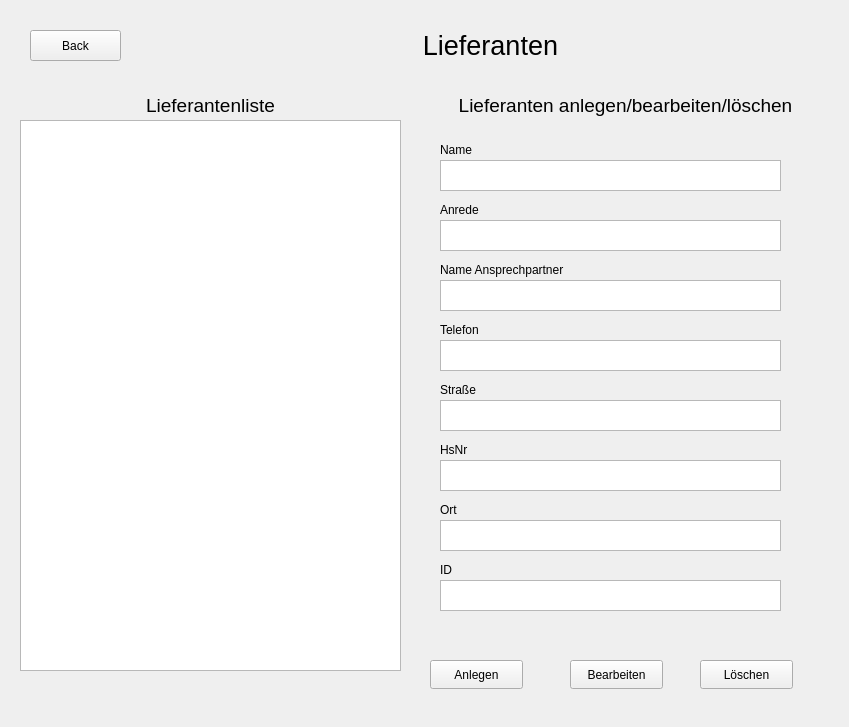
This is overviewlieferanten.ui in luis-we/SchulaufgabePRO as Qt 5 draws it before an edit. The edited form follows.
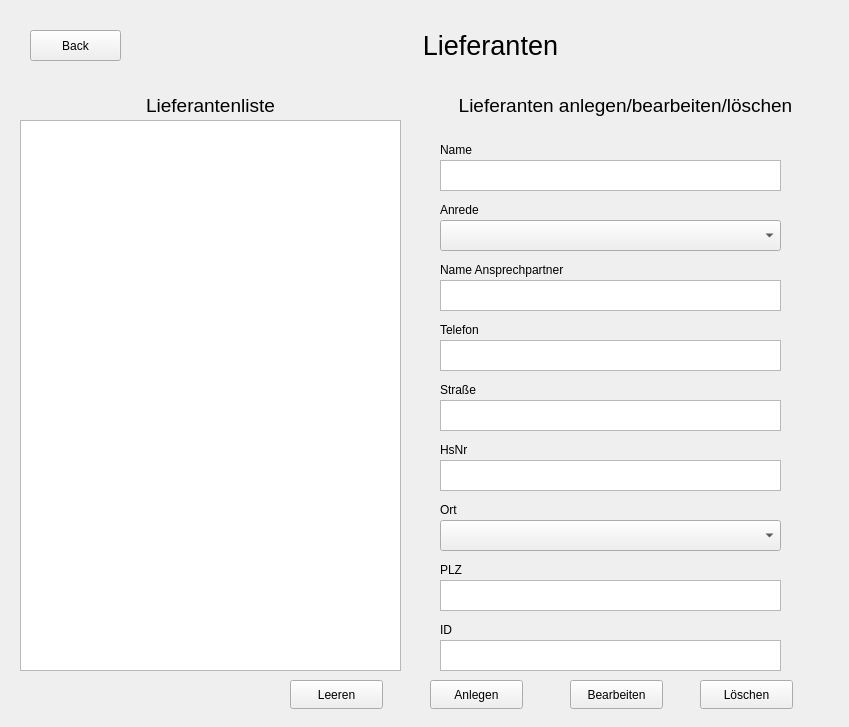
This is the edited form.

Commit message: Schreiben der Fkt, Anpassen GUI, Fehlerbehebungen, etc

```diff
--- a/overviewlieferanten.ui
+++ b/overviewlieferanten.ui
@@ -106,7 +106,7 @@
    <property name="geometry">
     <rect>
      <x>430</x>
-     <y>660</y>
+     <y>680</y>
      <width>93</width>
      <height>29</height>
     </rect>
@@ -119,7 +119,7 @@
    <property name="geometry">
     <rect>
      <x>570</x>
-     <y>660</y>
+     <y>680</y>
      <width>93</width>
      <height>29</height>
     </rect>
@@ -132,7 +132,7 @@
    <property name="geometry">
     <rect>
      <x>700</x>
-     <y>660</y>
+     <y>680</y>
      <width>93</width>
      <height>29</height>
     </rect>
@@ -167,19 +167,6 @@
     <string>Name</string>
    </property>
   </widget>
-  <widget class="QTextBrowser" name="textBrowser_lieferantenandrede">
-   <property name="geometry">
-    <rect>
-     <x>440</x>
-     <y>220</y>
-     <width>341</width>
-     <height>31</height>
-    </rect>
-   </property>
-   <property name="readOnly">
-    <bool>false</bool>
-   </property>
-  </widget>
   <widget class="QLabel" name="label_4">
    <property name="geometry">
     <rect>
@@ -297,19 +284,6 @@
     <string>HsNr</string>
    </property>
   </widget>
-  <widget class="QTextBrowser" name="textBrowser_lieferantenort">
-   <property name="geometry">
-    <rect>
-     <x>440</x>
-     <y>520</y>
-     <width>341</width>
-     <height>31</height>
-    </rect>
-   </property>
-   <property name="readOnly">
-    <bool>false</bool>
-   </property>
-  </widget>
   <widget class="QLabel" name="label_9">
    <property name="geometry">
     <rect>
@@ -324,10 +298,13 @@
    </property>
   </widget>
   <widget class="QTextBrowser" name="textBrowser_lieferantenid">
+   <property name="enabled">
+    <bool>true</bool>
+   </property>
    <property name="geometry">
     <rect>
      <x>440</x>
-     <y>580</y>
+     <y>640</y>
      <width>341</width>
      <height>31</height>
     </rect>
@@ -340,7 +317,7 @@
    <property name="geometry">
     <rect>
      <x>440</x>
-     <y>560</y>
+     <y>620</y>
      <width>221</width>
      <height>20</height>
     </rect>
@@ -349,6 +326,68 @@
     <string>ID</string>
    </property>
   </widget>
+  <widget class="QComboBox" name="textBrowser_ort">
+   <property name="geometry">
+    <rect>
+     <x>440</x>
+     <y>520</y>
+     <width>341</width>
+     <height>31</height>
+    </rect>
+   </property>
+  </widget>
+  <widget class="QComboBox" name="textBrowser_anrede">
+   <property name="geometry">
+    <rect>
+     <x>440</x>
+     <y>220</y>
+     <width>341</width>
+     <height>31</height>
+    </rect>
+   </property>
+  </widget>
+  <widget class="QLabel" name="label_11">
+   <property name="geometry">
+    <rect>
+     <x>440</x>
+     <y>560</y>
+     <width>221</width>
+     <height>20</height>
+    </rect>
+   </property>
+   <property name="text">
+    <string>PLZ</string>
+   </property>
+  </widget>
+  <widget class="QTextBrowser" name="textBrowser_plz">
+   <property name="enabled">
+    <bool>true</bool>
+   </property>
+   <property name="geometry">
+    <rect>
+     <x>440</x>
+     <y>580</y>
+     <width>341</width>
+     <height>31</height>
+    </rect>
+   </property>
+   <property name="readOnly">
+    <bool>false</bool>
+   </property>
+  </widget>
+  <widget class="QPushButton" name="pushButton_leeren">
+   <property name="geometry">
+    <rect>
+     <x>290</x>
+     <y>680</y>
+     <width>93</width>
+     <height>29</height>
+    </rect>
+   </property>
+   <property name="text">
+    <string>Leeren</string>
+   </property>
+  </widget>
  </widget>
  <resources/>
  <connections/>
```
The commit also changes 3 other files.
